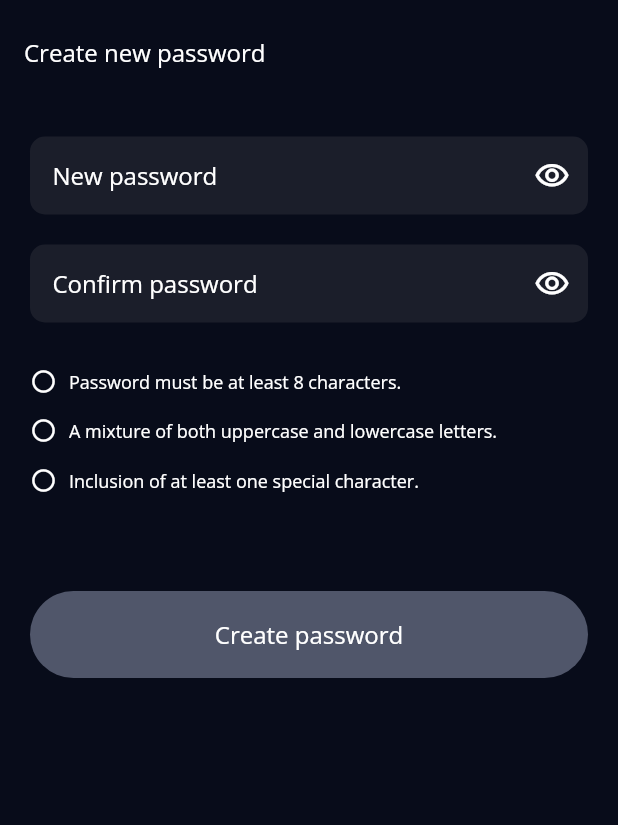
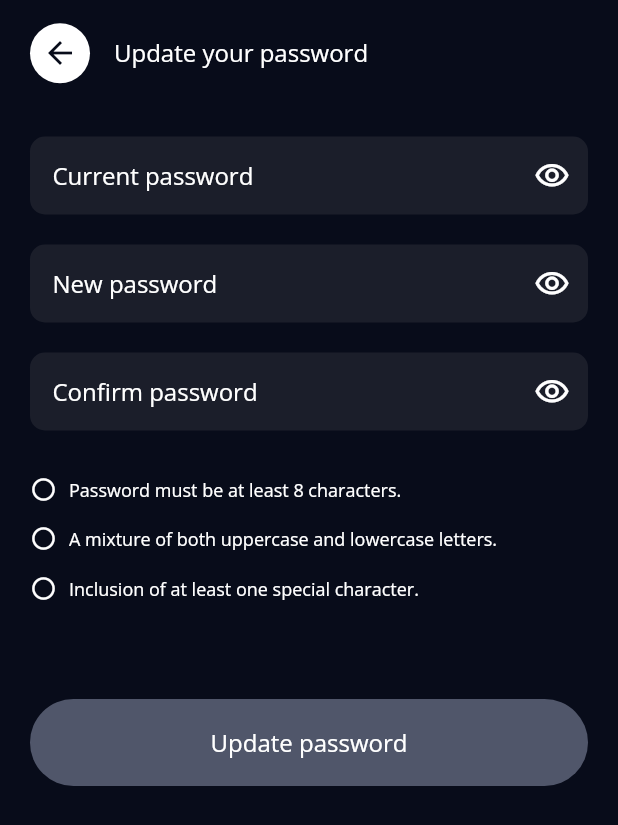
Before and after one commit to conraduouou/nft-ticketing, a Flutter app: the AccountSettings screen opened by its route, after a tap on "Update password", on a phone screen of 412 x 824 dp. Shown: the top 825 px of the screen. Run offline on Flutter 3.47's test engine with Material 2 defaults, Android fonts, the phone set to English and light mode, and no system bars; our stand-ins replace flutter_svg, recase, share_plus.

Commit message:
+1: finish update password page from account settings

```diff
--- a/lib/providers/new_password_provider.dart
+++ b/lib/providers/new_password_provider.dart
@@ -11,6 +11,7 @@ class NewPasswordProvider with ChangeNotifier {
     Requirement(text: 'Inclusion of at least one special character.'),
   ];
 
+  String _currentPassword = '';
   String _newPassword = '';
   String _confirmPassword = '';
 
@@ -20,9 +21,19 @@ class NewPasswordProvider with ChangeNotifier {
   bool get isAllFilled =>
       _newPassword.isNotEmpty && _confirmPassword.isNotEmpty;
 
+  bool get isAllFilledUpdate =>
+      _currentPassword.isNotEmpty &&
+      _newPassword.isNotEmpty &&
+      _confirmPassword.isNotEmpty;
+
   bool get isAllSatisfied =>
       !requirements.any((e) => !e.isSatisfied) &&
       _newPassword.compareTo(_confirmPassword) == 0;
+
+  void onCurrentChange(String s) {
+    _currentPassword = s;
+    notifyListeners();
+  }
 
   void onNewChange(String s) {
     _newPassword = s;
--- a/lib/routes.dart
+++ b/lib/routes.dart
@@ -27,7 +27,6 @@ class RoutesHandler {
     ForgotPasswordPage.id: (context) => const ForgotPasswordPage(),
     LandingPage.id: (context) => const LandingPage(),
     LoginPage.id: (context) => const LoginPage(),
-    NewPasswordPage.id: (context) => const NewPasswordPage(),
     NotificationPage.id: (context) => const NotificationPage(),
     TransactionHistoryPage.id: (context) => const TransactionHistoryPage(),
     SearchPage.id: (context) => const SearchPage(),
@@ -55,6 +54,17 @@ class RoutesHandler {
         return MaterialPageRoute(
           settings: settings,
           builder: (context) => const EventDetailsPage(),
+        );
+
+      case NewPasswordPage.id:
+        final args = settings.arguments as Map<String, bool>;
+
+        return MaterialPageRoute(
+          settings: settings,
+          builder: (context) => NewPasswordPage(
+            showLeading: args['showLeading'] ?? false,
+            isUpdate: args['isUpdate'] ?? false,
+          ),
         );
       case NotificationDetailsPage.id:
         final args = settings.arguments as Map<String, dynamic>;
--- a/lib/screens/dashboard/account_settings/account_settings.dart
+++ b/lib/screens/dashboard/account_settings/account_settings.dart
@@ -117,7 +117,13 @@ class _NFTAccountSettingsInformation extends StatelessWidget {
         InkWell(
           highlightColor: Colors.transparent,
           splashColor: Colors.transparent,
-          onTap: () => Navigator.of(context).pushNamed(NewPasswordPage.id),
+          onTap: () => Navigator.of(context).pushNamed(
+            NewPasswordPage.id,
+            arguments: {
+              'showLeading': true,
+              'isUpdate': true,
+            },
+          ),
           child: Row(
             mainAxisAlignment: MainAxisAlignment.end,
             children: [
--- a/lib/screens/landing/new_password_page/new_password_page.dart
+++ b/lib/screens/landing/new_password_page/new_password_page.dart
@@ -11,9 +11,50 @@ import 'package:nft_ticketing/screens/landing/login_page/login_page.dart';
 import 'package:provider/provider.dart';
 
 class NewPasswordPage extends StatelessWidget {
-  const NewPasswordPage({Key? key}) : super(key: key);
+  const NewPasswordPage({
+    Key? key,
+    this.showLeading = false,
+    this.isUpdate = false,
+  }) : super(key: key);
 
   static const id = '${EnterCodePage.id}/create-new-password';
+
+  final bool showLeading;
+  final bool isUpdate;
+
+  _createOnTap(BuildContext context) {
+    showDialog(
+      barrierColor: kDialogBarrierColor,
+      context: context,
+      builder: (_) {
+        return NFTDialog(
+          onPressed: () {
+            // navigate to login page
+            Navigator.of(context, rootNavigator: true).pop();
+            final navigator = Navigator.of(context);
+            navigator.popUntil(
+              ModalRoute.withName(LandingPage.id),
+            );
+            navigator.pushNamed(LoginPage.id);
+          },
+        );
+      },
+    );
+  }
+
+  _updateOnTap(BuildContext context) {
+    Navigator.pop(context);
+    ScaffoldMessenger.of(context).showSnackBar(
+      SnackBar(
+        behavior: SnackBarBehavior.floating,
+        content: const Text('Password updated'),
+        duration: const Duration(milliseconds: 1500),
+        shape: RoundedRectangleBorder(
+          borderRadius: BorderRadius.circular(10),
+        ),
+      ),
+    );
+  }
 
   @override
   Widget build(BuildContext context) {
@@ -24,9 +65,9 @@ class NewPasswordPage extends StatelessWidget {
 
         return Scaffold(
           backgroundColor: kDarkBlue,
-          appBar: const NFTAppBar(
-            title: 'Create new password',
-            showLeading: false,
+          appBar: NFTAppBar(
+            title: isUpdate ? 'Update your password' : 'Create new password',
+            showLeading: showLeading,
           ),
           body: Padding(
             padding: const EdgeInsets.symmetric(horizontal: 20),
@@ -34,6 +75,14 @@ class NewPasswordPage extends StatelessWidget {
               crossAxisAlignment: CrossAxisAlignment.stretch,
               children: [
                 const SizedBox(height: 20),
+                isUpdate
+                    ? NFTField(
+                        hintText: 'Current password',
+                        isObscurable: true,
+                        onChanged: provider.onCurrentChange,
+                      )
+                    : Container(),
+                isUpdate ? const SizedBox(height: 20) : Container(),
                 NFTField(
                   hintText: 'New password',
                   isObscurable: true,
@@ -52,27 +101,11 @@ class NewPasswordPage extends StatelessWidget {
                   selector: (ctx, p) => p.isAllFilled && p.isAllSatisfied,
                   builder: (ctx, isAllFilled, __) {
                     return NFTButton(
-                      text: 'Create password',
+                      text: isUpdate ? 'Update password' : 'Create password',
                       color: isAllFilled ? kPrimaryColor : kSecondaryColor,
-                      onPressed: () {
-                        showDialog(
-                          barrierColor: kDialogBarrierColor,
-                          context: context,
-                          builder: (_) {
-                            return NFTDialog(
-                              onPressed: () {
-                                // navigate to login page
-                                Navigator.of(ctx, rootNavigator: true).pop();
-                                final navigator = Navigator.of(context);
-                                navigator.popUntil(
-                                  ModalRoute.withName(LandingPage.id),
-                                );
-                                navigator.pushNamed(LoginPage.id);
-                              },
-                            );
-                          },
-                        );
-                      },
+                      onPressed: isUpdate
+                          ? () => _updateOnTap(context)
+                          : () => _createOnTap(context),
                     );
                   },
                 ),
```
